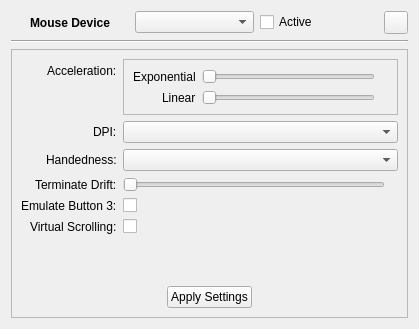
Above: src-qt5/gui_client/pages/page_moused.ui from trueos/sysadm-ui-qt before the change. Below: the same form after it.
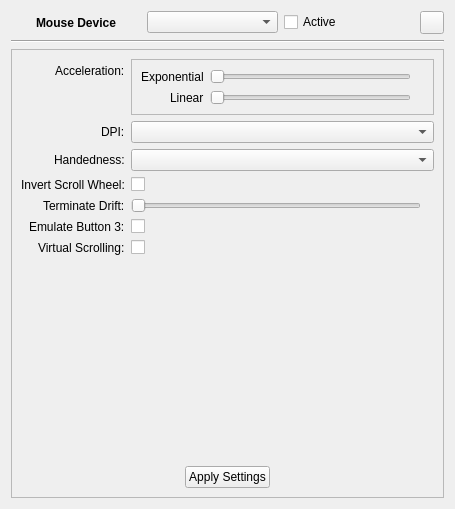
That is the form after the change. Icons and pictures are not drawn.

Commit message: Update the moused page to add the invert scroll wheel option.

What changed in the file:
```diff
--- a/src-qt5/gui_client/pages/page_moused.ui
+++ b/src-qt5/gui_client/pages/page_moused.ui
@@ -6,8 +6,8 @@
    <rect>
     <x>0</x>
     <y>0</y>
-    <width>419</width>
-    <height>329</height>
+    <width>455</width>
+    <height>509</height>
    </rect>
   </property>
   <property name="windowTitle">
@@ -107,42 +107,42 @@
       <item row="2" column="1">
        <widget class="QComboBox" name="combo_hand"/>
       </item>
-      <item row="3" column="0">
+      <item row="4" column="0">
        <widget class="QLabel" name="label_7">
         <property name="text">
          <string>Terminate Drift:</string>
         </property>
        </widget>
       </item>
-      <item row="4" column="0">
+      <item row="5" column="0">
        <widget class="QLabel" name="label_8">
         <property name="text">
          <string>Emulate Button 3:</string>
         </property>
        </widget>
       </item>
-      <item row="5" column="0">
+      <item row="6" column="0">
        <widget class="QLabel" name="label_9">
         <property name="text">
          <string>Virtual Scrolling:</string>
         </property>
        </widget>
       </item>
-      <item row="5" column="1">
+      <item row="6" column="1">
        <widget class="QCheckBox" name="check_virtual_scroll">
         <property name="text">
          <string notr="true"/>
         </property>
        </widget>
       </item>
-      <item row="4" column="1">
+      <item row="5" column="1">
        <widget class="QCheckBox" name="check_emulate_button_3">
         <property name="text">
          <string notr="true"/>
         </property>
        </widget>
       </item>
-      <item row="3" column="1">
+      <item row="4" column="1">
        <layout class="QHBoxLayout" name="horizontalLayout_4">
         <item>
          <widget class="QSlider" name="slider_drift">
@@ -222,7 +222,7 @@
         </layout>
        </widget>
       </item>
-      <item row="6" column="1">
+      <item row="7" column="1">
        <spacer name="verticalSpacer">
         <property name="orientation">
          <enum>Qt::Vertical</enum>
@@ -235,7 +235,7 @@
         </property>
        </spacer>
       </item>
-      <item row="7" column="0" colspan="2">
+      <item row="8" column="0" colspan="2">
        <layout class="QHBoxLayout" name="horizontalLayout_5">
         <item>
          <spacer name="horizontalSpacer">
@@ -278,6 +278,20 @@
         </item>
        </layout>
       </item>
+      <item row="3" column="1">
+       <widget class="QCheckBox" name="check_invert_scroll">
+        <property name="text">
+         <string notr="true"/>
+        </property>
+       </widget>
+      </item>
+      <item row="3" column="0">
+       <widget class="QLabel" name="label_10">
+        <property name="text">
+         <string>Invert Scroll Wheel:</string>
+        </property>
+       </widget>
+      </item>
      </layout>
     </widget>
    </item>
```
The commit also changes 1 other file.
